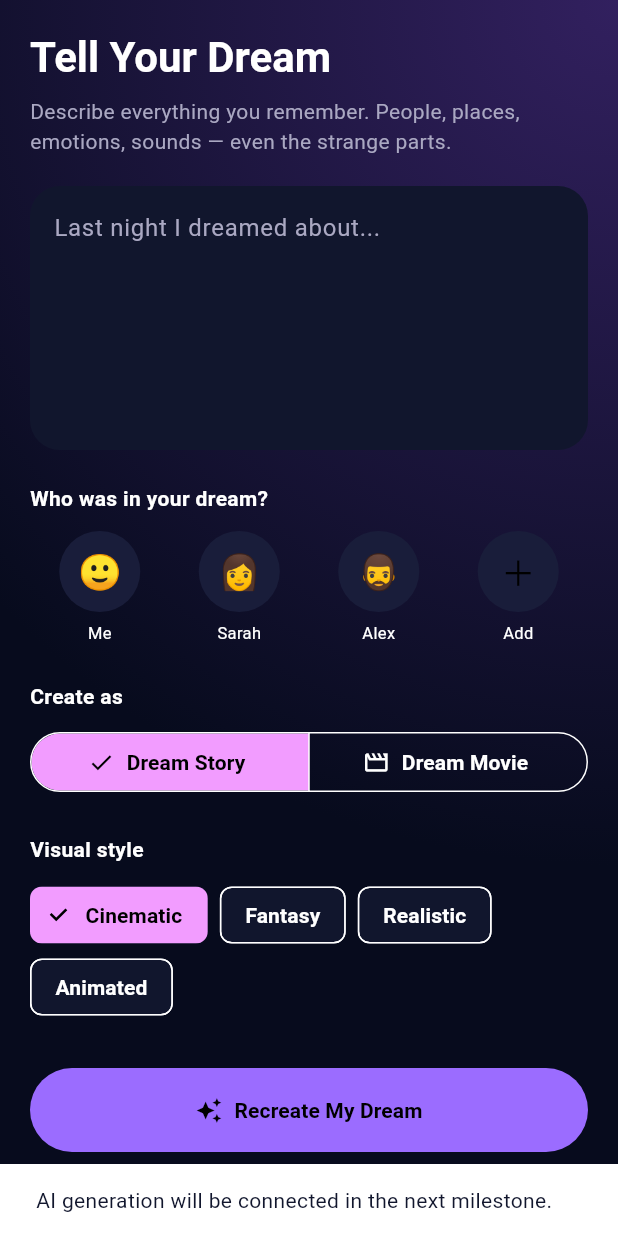
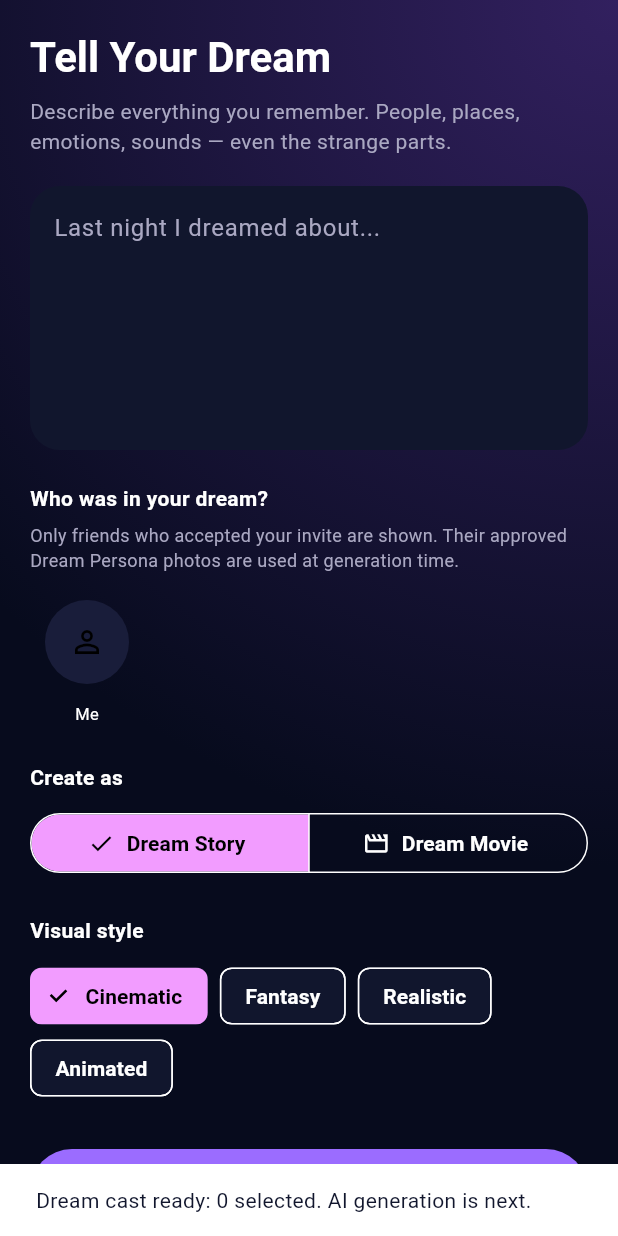
Before and after one commit to ujwaljetly-create/dream-logs, a Flutter app: the CreateDreamScreen widget shown alone on an empty page, opened directly, after a tap on "Recreate My Dream", on a phone screen of 412 x 824 dp. Run offline on Flutter 3.47's test engine with Material 3 defaults, Android fonts, the phone set to English and light mode, and no system bars; our stand-ins replace cloud_firestore, firebase_auth, firebase_core, firebase_storage, image_picker; accounts and stored records are empty; Roboto replaces fonts that are missing (Arial, Georgia).

Commit message:
Use accepted Dream Cast friends in dream creation

```diff
--- a/lib/features/create/create_dream_screen.dart
+++ b/lib/features/create/create_dream_screen.dart
@@ -1,4 +1,7 @@
+import 'package:cloud_firestore/cloud_firestore.dart';
+import 'package:firebase_auth/firebase_auth.dart';
 import 'package:flutter/material.dart';
+
 import '../../core/theme/app_theme.dart';
 import '../../widgets/dream_gradient.dart';
 
@@ -11,30 +14,43 @@ class CreateDreamScreen extends StatefulWidget {
 class _CreateDreamScreenState extends State<CreateDreamScreen> {
   bool movie = false;
   String style = 'Cinematic';
+  final selected = <String>{};
+
+  String get uid => FirebaseAuth.instance.currentUser!.uid;
 
   @override
-  Widget build(BuildContext context) {
-    return DreamGradient(
-      child: SafeArea(
-        child: ListView(padding: const EdgeInsets.all(20), children: [
+  Widget build(BuildContext context) => DreamGradient(child: SafeArea(child: ListView(
+    padding: const EdgeInsets.all(20), children: [
       Text('Tell Your Dream', style: Theme.of(context).textTheme.headlineMedium),
       const SizedBox(height: 8),
-          const Text('Describe everything you remember. People, places, emotions, sounds — even the strange parts.', style: TextStyle(color: DreamColors.muted, height: 1.45)),
+      const Text('Describe everything you remember. People, places, emotions, sounds — even the strange parts.',
+        style: TextStyle(color: DreamColors.muted, height: 1.45)),
       const SizedBox(height: 20),
-          const TextField(
-            minLines: 6,
-            maxLines: 10,
-            decoration: InputDecoration(hintText: 'Last night I dreamed about...'),
-          ),
+      const TextField(minLines: 6, maxLines: 10, decoration: InputDecoration(hintText: 'Last night I dreamed about...')),
       const SizedBox(height: 22),
       const Text('Who was in your dream?', style: TextStyle(fontWeight: FontWeight.bold, fontFamily: 'Arial')),
+      const SizedBox(height: 6),
+      const Text('Only friends who accepted your invite are shown. Their approved Dream Persona photos are used at generation time.',
+        style: TextStyle(color: DreamColors.muted, fontSize: 12)),
       const SizedBox(height: 12),
-          const Row(children: [
-            _CastChoice(label: 'Me', emoji: '🙂'),
-            _CastChoice(label: 'Sarah', emoji: '👩'),
-            _CastChoice(label: 'Alex', emoji: '🧔'),
-            _CastChoice(label: 'Add', emoji: '＋'),
-          ]),
+      StreamBuilder<QuerySnapshot<Map<String, dynamic>>>(
+        stream: FirebaseFirestore.instance.collection('castInvites').where(Filter.or(
+          Filter('senderUid', isEqualTo: uid), Filter('recipientUid', isEqualTo: uid))).snapshots(),
+        builder: (context, snapshot) {
+          final accepted = snapshot.data?.docs.where((d) => d.data()['status'] == 'accepted').toList() ?? [];
+          return Wrap(spacing: 12, runSpacing: 12, children: [
+            _CastChoice(label: 'Me', photoUrl: null, selected: selected.contains(uid), onTap: () => _toggle(uid)),
+            ...accepted.map((doc) {
+              final d = doc.data();
+              final mine = d['senderUid'] == uid;
+              final id = (mine ? d['recipientUid'] : d['senderUid']) as String;
+              final name = (mine ? d['recipientDisplayName'] : d['senderDisplayName']) as String? ?? 'Friend';
+              final photo = (mine ? d['recipientPhotoUrl'] : d['senderPhotoUrl']) as String?;
+              return _CastChoice(label: name, photoUrl: photo, selected: selected.contains(id), onTap: () => _toggle(id));
+            }),
+          ]);
+        },
+      ),
       const SizedBox(height: 24),
       const Text('Create as', style: TextStyle(fontWeight: FontWeight.bold, fontFamily: 'Arial')),
       const SizedBox(height: 10),
@@ -43,36 +59,40 @@ class _CreateDreamScreenState extends State<CreateDreamScreen> {
           ButtonSegment(value: false, icon: Icon(Icons.photo_library_outlined), label: Text('Dream Story')),
           ButtonSegment(value: true, icon: Icon(Icons.movie_creation_outlined), label: Text('Dream Movie')),
         ],
-            selected: {movie},
-            onSelectionChanged: (s) => setState(() => movie = s.first),
-          ),
+        selected: {movie}, onSelectionChanged: (s) => setState(() => movie = s.first)),
       const SizedBox(height: 24),
       const Text('Visual style', style: TextStyle(fontWeight: FontWeight.bold, fontFamily: 'Arial')),
       const SizedBox(height: 10),
-          Wrap(spacing: 8, children: ['Cinematic','Fantasy','Realistic','Animated'].map((s) => ChoiceChip(label: Text(s), selected: style == s, onSelected: (_) => setState(() => style = s))).toList()),
+      Wrap(spacing: 8, children: ['Cinematic','Fantasy','Realistic','Animated'].map((s) =>
+        ChoiceChip(label: Text(s), selected: style == s, onSelected: (_) => setState(() => style = s))).toList()),
       const SizedBox(height: 30),
       FilledButton.icon(
         style: FilledButton.styleFrom(padding: const EdgeInsets.symmetric(vertical: 18), backgroundColor: DreamColors.violet),
-            onPressed: () => ScaffoldMessenger.of(context).showSnackBar(const SnackBar(content: Text('AI generation will be connected in the next milestone.'))),
-            icon: const Icon(Icons.auto_awesome),
-            label: const Text('Recreate My Dream'),
-          ),
-        ]),
-      ),
-    );
-  }
+        onPressed: () => ScaffoldMessenger.of(context).showSnackBar(SnackBar(
+          content: Text('Dream cast ready: ' + selected.length.toString() + ' selected. AI generation is next.'))),
+        icon: const Icon(Icons.auto_awesome), label: const Text('Recreate My Dream')),
+    ],
+  )));
+
+  void _toggle(String id) => setState(() => selected.contains(id) ? selected.remove(id) : selected.add(id));
 }
 
 class _CastChoice extends StatelessWidget {
-  final String label;
-  final String emoji;
-  const _CastChoice({required this.label, required this.emoji});
+  const _CastChoice({required this.label, required this.photoUrl, required this.selected, required this.onTap});
+  final String label; final String? photoUrl; final bool selected; final VoidCallback onTap;
   @override
-  Widget build(BuildContext context) => Expanded(
-    child: Column(children: [
-      CircleAvatar(radius: 27, backgroundColor: DreamColors.surface2, child: Text(emoji, style: const TextStyle(fontSize: 23))),
+  Widget build(BuildContext context) => GestureDetector(
+    onTap: onTap,
+    child: SizedBox(width: 76, child: Column(children: [
+      Container(
+        padding: const EdgeInsets.all(3),
+        decoration: BoxDecoration(shape: BoxShape.circle,
+          border: Border.all(color: selected ? DreamColors.violet : Colors.transparent, width: 3)),
+        child: CircleAvatar(radius: 28, backgroundColor: DreamColors.surface2,
+          backgroundImage: photoUrl == null ? null : NetworkImage(photoUrl!),
+          child: photoUrl == null ? const Icon(Icons.person_outline) : null)),
       const SizedBox(height: 6),
-      Text(label, style: const TextStyle(fontSize: 11, fontFamily: 'Arial')),
-    ]),
+      Text(label, overflow: TextOverflow.ellipsis, style: const TextStyle(fontSize: 11, fontFamily: 'Arial')),
+    ])),
   );
 }
```
Lines whose indentation alone changed are shown as unchanged.
